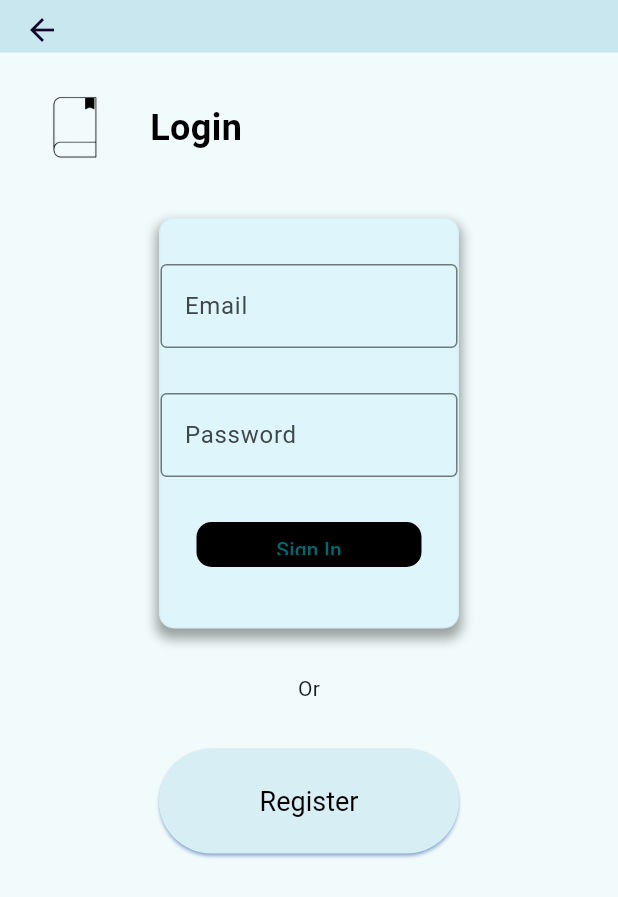
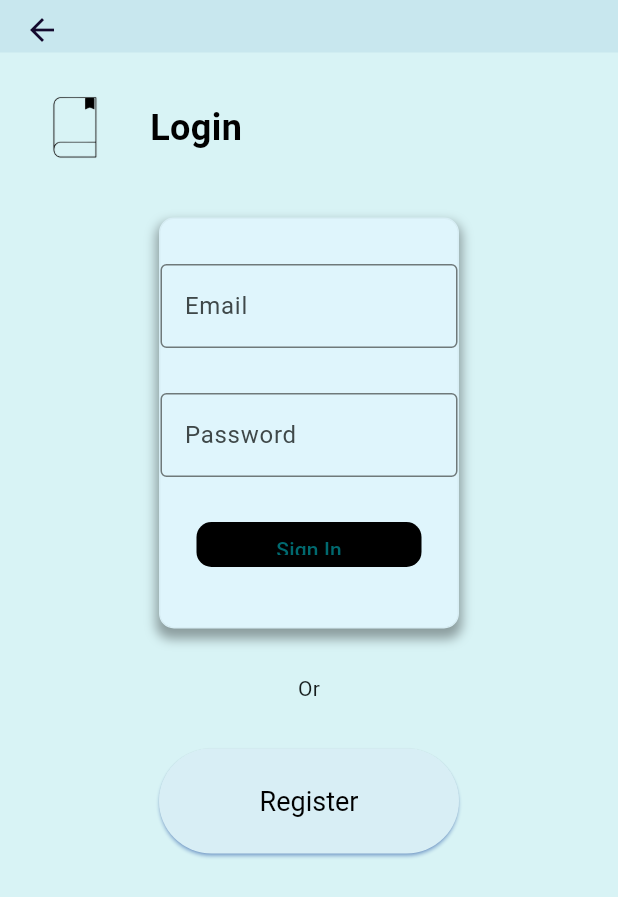
Before and after one commit to HuttonN/Book-Buddy, a Flutter app: the Login screen opened directly with empty values, after a tap on "Sign In", on a phone screen of 412 x 824 dp. Shown: the top 897 px of the screen. Run offline on Flutter 3.47's test engine with Material 3 defaults, Android fonts, the phone set to English and light mode, and no system bars; our stand-ins replace cloud_firestore, firebase_auth, firebase_core, toast; accounts and stored records are empty; network calls fail.

Commit message:
Starting to add in light/dark mode appearance to login page.

```diff
--- a/book_buddy/lib/screens/login.dart
+++ b/book_buddy/lib/screens/login.dart
@@ -35,7 +35,7 @@ class _LoginState extends State<Login> {
         email: emailController.text.trim(), // trim() used to remove leading and trailling whitespace
         password: passwordController.text.trim() // see line above
         );
-        Future.delayed(const Duration(seconds: 3), () {
+        Future.delayed(const Duration(seconds: 0), () {
           print('success');
           Navigator.push(
             context,
@@ -75,7 +75,7 @@ class _LoginState extends State<Login> {
         iconTheme: IconThemeData(color: Color.fromARGB(255, 20, 9, 45) ),
         )
       ),
-      backgroundColor: Color.fromARGB(92, 216, 243, 245),
+      backgroundColor: _isDarkMode ? Color.fromARGB(255, 20, 9, 45) : Color.fromARGB(255, 216, 243, 245),
       body: Align(  // Align everything at the top
         alignment: Alignment.topCenter,  // Move everything to the top
         child: Column(
@@ -107,7 +107,7 @@ class _LoginState extends State<Login> {
               width: 200,
               height: 274,
               decoration: BoxDecoration(
-                color: Color.fromARGB(255, 223, 245, 252),
+                color: _isDarkMode ? Colors.black : Color.fromARGB(255, 223, 245, 252),
                 borderRadius: BorderRadius.circular(10),
                 border: Border.all(
                   color: Color.fromARGB(255, 216, 238, 245),  // Border color
```
